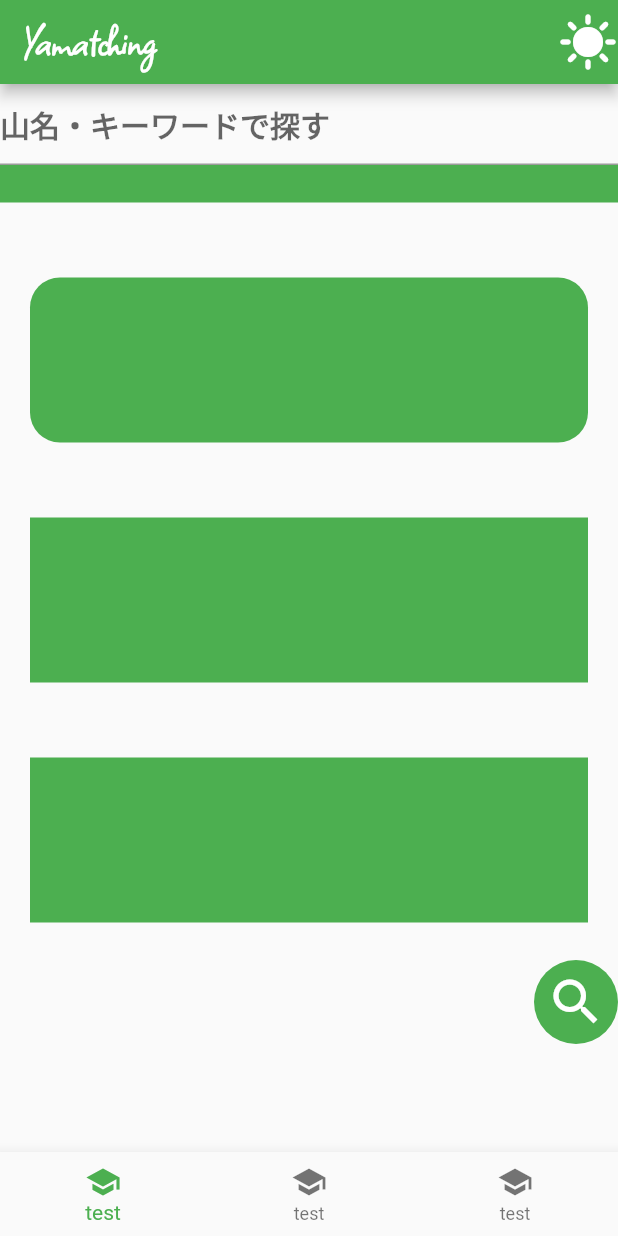
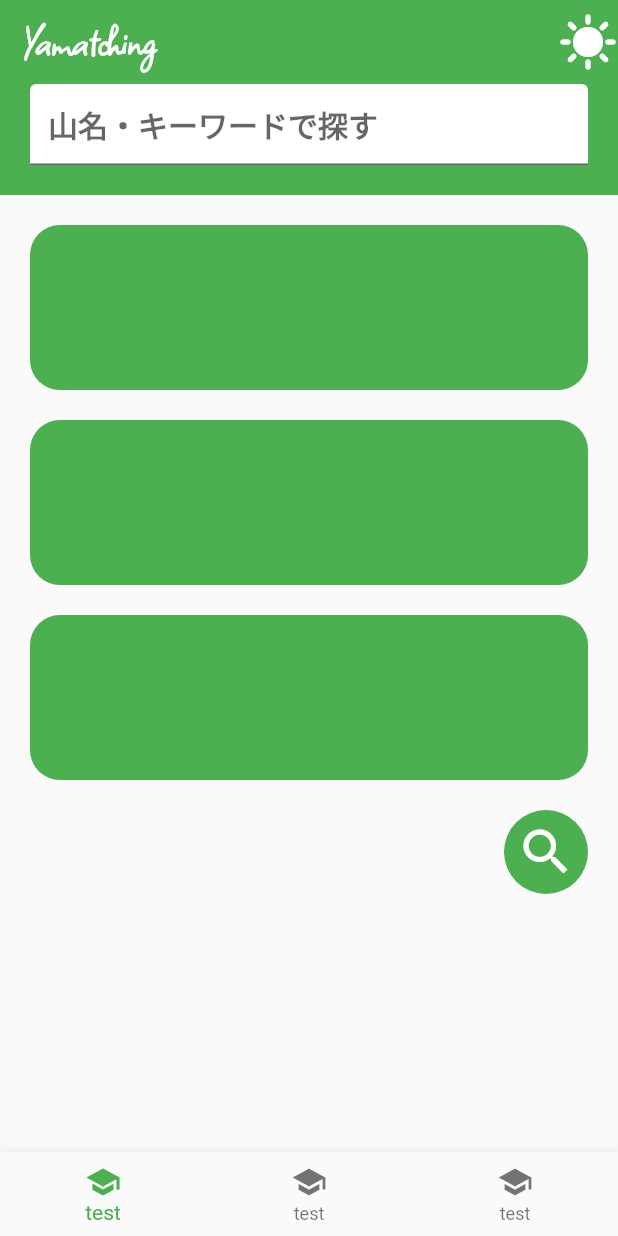
Before and after one commit to kolbe-ryo/Yamatching_dev, a Flutter app: the screen it shows after launch, on a phone screen of 412 x 824 dp. Run offline on Flutter 3.47's test engine with Material 2 defaults, Android fonts, the phone set to English and light mode, and no system bars; Roboto replaces fonts that are missing (KaiseiOpti-Bold).

Commit message:
検索バーの幅調整

```diff
--- /dev/null
+++ b/lib/UI/components/search_condition_card.dart
@@ -0,0 +1,24 @@
+import 'package:flutter/material.dart';
+import 'package:yamatching/constants/conatants.dart';
+
+class SearchConditionCard extends StatelessWidget {
+  const SearchConditionCard({Key? key}) : super(key: key);
+
+  @override
+  Widget build(BuildContext context) {
+    return Padding(
+      padding: EdgeInsets.only(bottom: kPadding),
+      //上と下に２０
+      child: Container(
+        height: 110,
+        decoration: BoxDecoration(
+          color: Colors.green,
+          borderRadius: BorderRadius.horizontal(
+            right: Radius.circular(20),
+            left: Radius.circular(20),
+          ),
+        ),
+      ),
+    );
+  }
+}
--- a/lib/UI/components/searching_bar.dart
+++ b/lib/UI/components/searching_bar.dart
@@ -1,4 +1,5 @@
 import 'package:flutter/material.dart';
+import 'package:yamatching/constants/conatants.dart';
 
 class SeachingBar extends StatefulWidget {
   const SeachingBar({Key? key}) : super(key: key);
@@ -11,6 +12,9 @@ class _SeachingBarState extends State<SeachingBar> {
   @override
   Widget build(BuildContext context) {
     return Container(
+      padding:
+          EdgeInsets.only(right: kPadding, left: kPadding, bottom: kPadding),
+      color: Colors.green,
       width: double.infinity,
       child: TextField(
         style: TextStyle(
@@ -21,6 +25,8 @@ class _SeachingBarState extends State<SeachingBar> {
         ),
         decoration: InputDecoration(
           hintText: '山名・キーワードで探す',
+          fillColor: Colors.white,
+          filled: true,
         ),
       ),
     );
--- a/lib/UI/top_page.dart
+++ b/lib/UI/top_page.dart
@@ -1,4 +1,5 @@
 import 'package:flutter/material.dart';
+import 'package:yamatching/UI/components/search_condition_card.dart';
 import 'package:yamatching/constants/conatants.dart';
 
 class Toppage extends StatefulWidget {
@@ -11,47 +12,14 @@ class Toppage extends StatefulWidget {
 class _ToppageState extends State<Toppage> {
   @override
   Widget build(BuildContext context) {
-    return Column(
+    return Padding(
+      padding:
+          const EdgeInsets.only(right: kPadding, left: kPadding, top: kPadding),
+      child: Column(
         children: [
-        Padding(
-          padding: EdgeInsets.only(
-            bottom: 25, //下に２０
-          ),
-          child: Container(
-            color: Colors.green,
-            height: 25,
-          ),
-        ),
-        Padding(
-          padding:
-              EdgeInsets.symmetric(vertical: 25, horizontal: kPadding), //上と下に２０
-          child: Container(
-            height: 110,
-            decoration: BoxDecoration(
-              color: Colors.green,
-              borderRadius: BorderRadius.horizontal(
-                right: Radius.circular(20),
-                left: Radius.circular(20),
-              ),
-            ),
-          ),
-        ),
-        Padding(
-          padding: EdgeInsets.symmetric(vertical: 25, horizontal: kPadding),
-          //上と下に２０
-          child: Container(
-            color: Colors.green,
-            height: 110,
-          ),
-        ),
-        Padding(
-          padding:
-              EdgeInsets.symmetric(vertical: 25, horizontal: kPadding), //上と下に２０
-          child: Container(
-            color: Colors.green,
-            height: 110,
-          ),
-        ),
+          SearchConditionCard(),
+          SearchConditionCard(),
+          SearchConditionCard(),
           Align(
             alignment: Alignment(1, 1),
             child: ClipOval(
@@ -69,6 +37,7 @@ class _ToppageState extends State<Toppage> {
             ),
           )
         ],
+      ),
     );
   }
 }
--- a/lib/main.dart
+++ b/lib/main.dart
@@ -35,6 +35,7 @@ class _MainPageState extends State<MainPage> {
   Widget build(BuildContext context) {
     return Scaffold(
       appBar: AppBar(
+          elevation: 0,
           centerTitle: false,
           title: const Text(
             "Yamatching",
```
Lines whose indentation alone changed are shown as unchanged.
